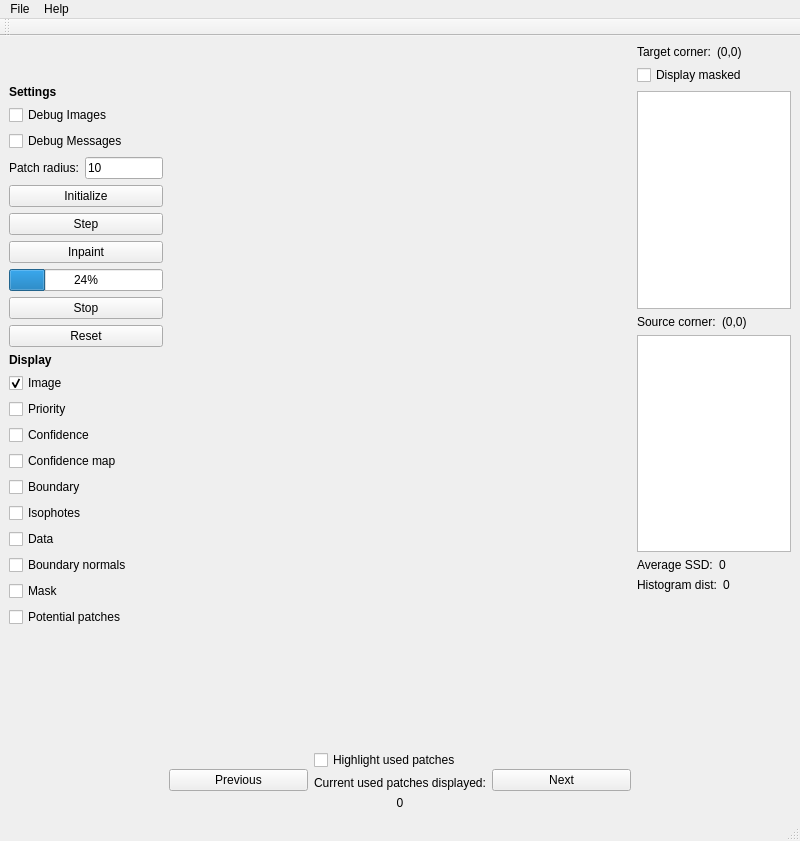
First picture: the form in CriminisiInpainting.ui, repository daviddoria/PatchBasedInpainting, before the edit.
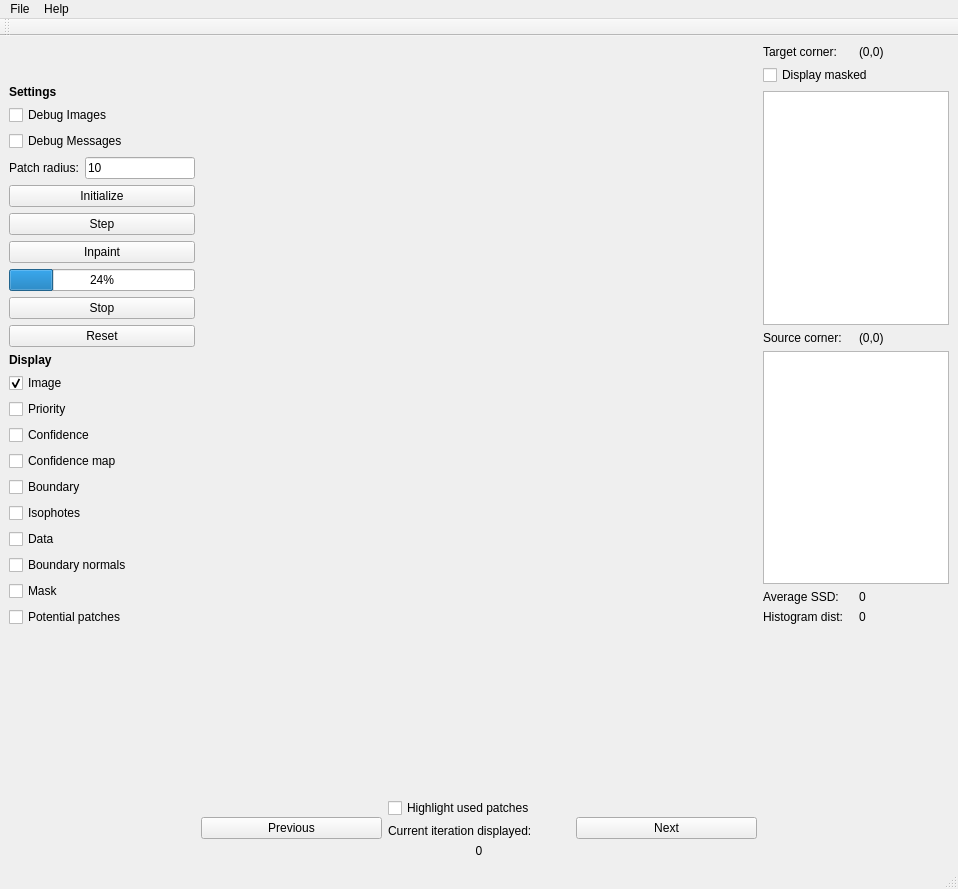
Second picture: the form after the edit. Custom widgets are drawn as their Qt base class.

Commit message: Working on syncing all data inside an iteration

```diff
--- a/CriminisiInpainting.ui
+++ b/CriminisiInpainting.ui
@@ -6,8 +6,8 @@
    <rect>
     <x>0</x>
     <y>0</y>
-    <width>800</width>
-    <height>841</height>
+    <width>958</width>
+    <height>889</height>
    </rect>
   </property>
   <property name="windowTitle">
@@ -254,7 +254,7 @@
             <item>
              <widget class="QLabel" name="label_2">
               <property name="text">
-               <string>Current used patches displayed:</string>
+               <string>Current iteration displayed:</string>
               </property>
              </widget>
             </item>
@@ -421,8 +421,8 @@
     <rect>
      <x>0</x>
      <y>0</y>
-     <width>800</width>
-     <height>25</height>
+     <width>958</width>
+     <height>33</height>
     </rect>
    </property>
    <widget class="QMenu" name="menuLeft_Pane">
```
Left out of the diff: 2 changed lines with no effect on the pictures. The commit also changes 13 other files.
